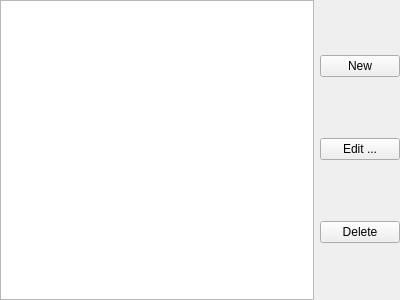
Qt form kcm_hotkeys/conditions/conditions_widget.ui (KDE/khotkeys) before a commit.
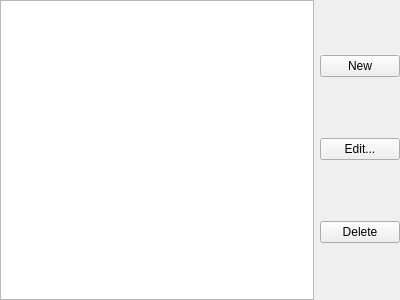
The same form after that commit.

The edit to the form file:
```diff
--- a/kcm_hotkeys/conditions/conditions_widget.ui
+++ b/kcm_hotkeys/conditions/conditions_widget.ui
@@ -37,7 +37,7 @@
      <item>
       <widget class="QPushButton" name="edit_button" >
        <property name="text" >
-        <string>Edit ...</string>
+        <string>Edit...</string>
        </property>
       </widget>
      </item>
```
